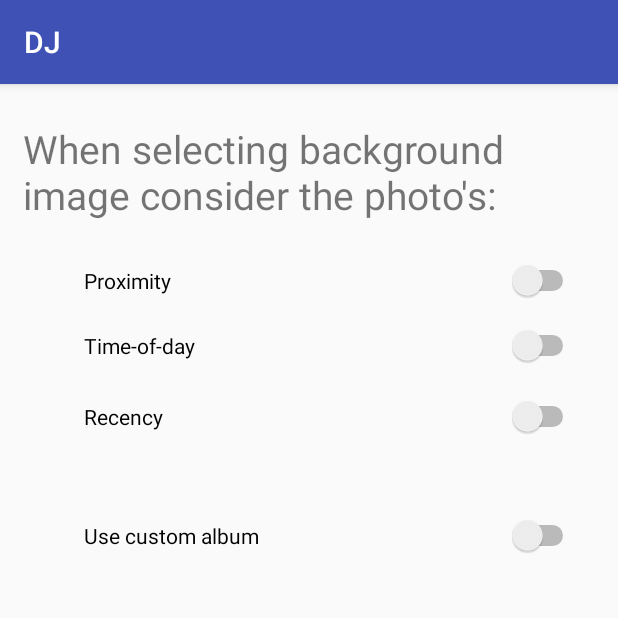
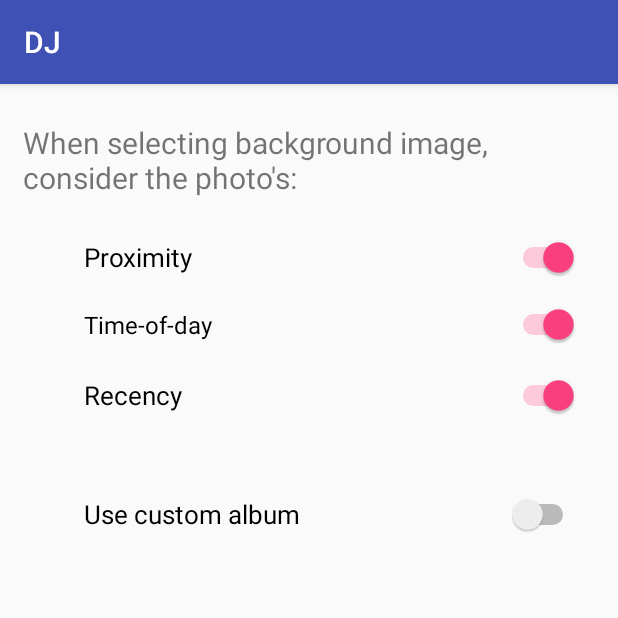
Before and after one commit to jonjmz/DJ, an Android app: the screen it shows after launch (MainActivity), on a phone screen of 412 x 824 dp, the top half of it. Run offline under Robolectric (Android 15) with nearby library versions, the phone set to English and light mode, and no system bars; 1 statement that could not run was skipped.

Commit message:
Rearranged icons on widget + cleaned up formats

```diff
--- a/app/src/main/AndroidManifest.xml
+++ b/app/src/main/AndroidManifest.xml
@@ -13,7 +13,9 @@
         android:roundIcon="@mipmap/ic_launcher_round"
         android:supportsRtl="true"
         android:theme="@style/AppTheme">
-        <activity android:name=".MainActivity">
+        <activity
+            android:name=".MainActivity"
+            android:screenOrientation="portrait">
             <intent-filter>
                 <action android:name="android.intent.action.MAIN" />
                 <category android:name="android.intent.category.LAUNCHER" />
--- a/app/src/main/res/layout/content_main.xml
+++ b/app/src/main/res/layout/content_main.xml
@@ -9,57 +9,61 @@
     tools:showIn="@layout/activity_main">
 
     <TextView
+        android:id="@+id/text"
+        android:text="When selecting background image,\nconsider the photo's:"
+        android:textSize="20sp"
         android:layout_width="wrap_content"
         android:layout_height="wrap_content"
-        android:layout_gravity="center"
-        android:text="When selecting background image consider the photo's:"
-        android:id="@+id/text"
-        android:textSize="26sp"
         android:layout_marginTop="25dp"
-        android:layout_alignParentTop="true"
-        android:layout_alignParentLeft="true"
-        android:layout_alignParentStart="true"
         android:layout_marginLeft="15dp"
         android:layout_marginStart="15dp" />
 
     <Switch
         android:id="@+id/proximity"
+        android:text="Proximity"
+        android:textSize="17sp"
         android:layout_width="330dp"
         android:layout_height="wrap_content"
         android:layout_marginTop="26dp"
-        android:text="Proximity"
-        android:layout_marginRight="26dp"
+        android:layout_marginRight="26sp"
         android:layout_marginEnd="26dp"
         android:layout_below="@+id/text"
         android:layout_alignParentRight="true"
-        android:layout_alignParentEnd="true" />
+        android:layout_alignParentLeft="true"
+        android:layout_alignParentEnd="true"
+        android:checked="true"/>
 
     <Switch
         android:id="@+id/timeOfDay"
+        android:text="Time-of-day"
+        android:textSize="16sp"
         android:layout_width="330dp"
         android:layout_height="wrap_content"
         android:layout_alignEnd="@+id/proximity"
         android:layout_alignRight="@+id/proximity"
         android:layout_below="@+id/proximity"
-        android:layout_marginTop="16dp"
-        android:text="Time-of-day" />
+        android:layout_marginTop="17sp"
+        android:checked="true"/>
 
     <Switch
         android:id="@+id/recency"
+        android:text="Recency"
+        android:textSize="17sp"
         android:layout_width="330dp"
         android:layout_height="wrap_content"
-        android:text="Recency"
         android:layout_marginTop="20dp"
         android:layout_below="@+id/timeOfDay"
         android:layout_alignLeft="@+id/proximity"
-        android:layout_alignStart="@+id/proximity" />
+        android:layout_alignStart="@+id/proximity"
+        android:checked="true"/>
 
     <Switch
         android:id="@+id/customAlbum"
+        android:text="Use custom album"
+        android:textSize="17sp"
         android:layout_width="330dp"
         android:layout_height="wrap_content"
         android:layout_marginTop="52dp"
-        android:text="Use custom album"
         android:layout_below="@+id/recency"
         android:layout_alignRight="@+id/recency"
         android:layout_alignEnd="@+id/recency" />
```
Also changed, not shown: app/src/main/res/layout/simple_widget.xml (+6 -6 lines), app/src/main/res/drawable/widget_preview.png.
